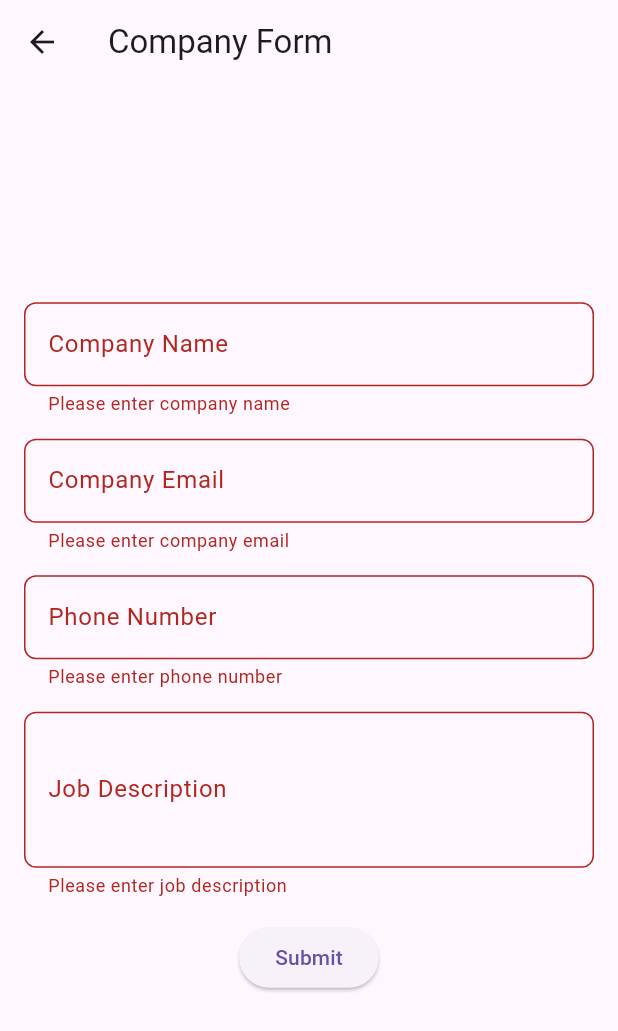
After one commit to jayhoio/sunil-resume, a Flutter app: the FormPage screen opened directly, after a tap on "Submit", on a phone screen of 412 x 824 dp. The commit adds this screen. Shown: the top 1031 px of the screen. Run offline on Flutter 3.47's test engine with Material 3 defaults, Android fonts, the light colour scheme and no system bars.

Commit message:
added form

```diff
--- /dev/null
+++ b/lib/form.dart
@@ -0,0 +1,128 @@
+import 'package:flutter/material.dart';
+
+class FormPage extends StatefulWidget {
+  const FormPage({super.key});
+
+  @override
+  _FormPageState createState() => _FormPageState();
+}
+
+class _FormPageState extends State<FormPage> {
+  final _formKey = GlobalKey<FormState>();
+  String _companyName = '';
+  String _companyEmail = '';
+  String _phoneNumber = '';
+  String _jobDescription = '';
+
+  void _submitForm() {
+    if (_formKey.currentState!.validate()) {
+      // If the form is valid, display a Snack bar.
+      ScaffoldMessenger.of(context).showSnackBar(
+        const SnackBar(content: Text('Processing Data')),
+      );
+    }
+  }
+
+  @override
+  Widget build(BuildContext context) {
+    return Scaffold(
+      appBar: AppBar(
+        title: const Text('Company Form'),
+      ),
+      body: SafeArea(
+        child: Center(
+          child: Container(
+            constraints: const BoxConstraints(maxWidth: 677),
+            child: Form(
+              key: _formKey,
+              child: SingleChildScrollView(
+                padding: const EdgeInsets.symmetric(
+                    horizontal: 16.0, vertical: 20.0),
+                child: Column(
+                  crossAxisAlignment: CrossAxisAlignment.start,
+                  children: <Widget>[
+                    TextFormField(
+                      decoration: InputDecoration(
+                        labelText: 'Company Name',
+                        border: OutlineInputBorder(
+                            borderRadius: BorderRadius.circular(8)),
+                      ),
+                      validator: (value) {
+                        if (value == null || value.isEmpty) {
+                          return 'Please enter company name';
+                        }
+                        return null;
+                      },
+                      onSaved: (value) => _companyName = value!,
+                    ),
+                    const SizedBox(height: 15),
+                    TextFormField(
+                      decoration: InputDecoration(
+                        labelText: 'Company Email',
+                        border: OutlineInputBorder(
+                            borderRadius: BorderRadius.circular(8)),
+                      ),
+                      keyboardType: TextInputType.emailAddress,
+                      validator: (value) {
+                        if (value == null || value.isEmpty) {
+                          return 'Please enter company email';
+                        }
+                        if (!value.contains('@')) {
+                          return 'Please enter a valid email address';
+                        }
+                        return null;
+                      },
+                      onSaved: (value) => _companyEmail = value!,
+                    ),
+                    const SizedBox(height: 15),
+                    TextFormField(
+                      decoration: InputDecoration(
+                        labelText: 'Phone Number',
+                        border: OutlineInputBorder(
+                            borderRadius: BorderRadius.circular(8)),
+                      ),
+                      keyboardType: TextInputType.phone,
+                      validator: (value) {
+                        if (value == null || value.isEmpty) {
+                          return 'Please enter phone number';
+                        }
+                        return null;
+                      },
+                      onSaved: (value) => _phoneNumber = value!,
+                    ),
+                    const SizedBox(height: 15),
+                    TextFormField(
+                      decoration: InputDecoration(
+                        labelText: 'Job Description',
+                        border: OutlineInputBorder(
+                            borderRadius: BorderRadius.circular(8)),
+                      ),
+                      maxLines: 3,
+                      keyboardType: TextInputType.multiline,
+                      validator: (value) {
+                        if (value == null || value.isEmpty) {
+                          return 'Please enter job description';
+                        }
+                        return null;
+                      },
+                      onSaved: (value) => _jobDescription = value!,
+                    ),
+                    Center(
+                      child: Padding(
+                        padding: const EdgeInsets.symmetric(vertical: 16.0),
+                        child: ElevatedButton(
+                          onPressed: _submitForm,
+                          child: const Text('Submit'),
+                        ),
+                      ),
+                    ),
+                  ],
+                ),
+              ),
+            ),
+          ),
+        ),
+      ),
+    );
+  }
+}
--- a/lib/my_app.dart
+++ b/lib/my_app.dart
@@ -11,10 +11,14 @@ class MyApp extends StatefulWidget {
 class _MyAppState extends State<MyApp> {
   @override
   Widget build(BuildContext context) {
-    return  MaterialApp(
+    return MaterialApp(
       title: "Sunil Nayak",
       debugShowCheckedModeBanner: false,
       themeMode: ThemeMode.system,
+      theme: ThemeData(
+        primarySwatch: Colors.blue,
+        visualDensity: VisualDensity.adaptivePlatformDensity,
+      ),
       darkTheme: ThemeData(brightness: Brightness.dark),
       home: const Resume(),
     );
--- a/lib/resume.dart
+++ b/lib/resume.dart
@@ -1,4 +1,5 @@
 import 'package:flutter/material.dart';
+import 'package:sunil/form.dart';
 import 'package:url_launcher/url_launcher.dart';
 
 class Resume extends StatefulWidget {
@@ -23,7 +24,7 @@ class _ResumeState extends State<Resume> {
           child: SingleChildScrollView(
         child: Center(
           child: Container(
-            padding: const EdgeInsets.only(left: 20,right: 20),
+            padding: const EdgeInsets.only(left: 20, right: 20),
             constraints: const BoxConstraints(maxWidth: 768),
             child: Column(
               crossAxisAlignment: CrossAxisAlignment.center,
@@ -161,7 +162,19 @@ class _ResumeState extends State<Resume> {
                     "Implemented provisioning and role sod policies to prevent toxic combinations of entitlements and roles."),
                 bulletedText(
                     "Worked on Role Based Access Control (RBAC) to assign roles based on user responsibilities. Followed the principle of least privileged access control."),
-                const SizedBox(height: 50)
+                const SizedBox(height: 20),
+                ElevatedButton.icon(
+                  onPressed: () {
+                    Navigator.push(
+                        context,
+                        MaterialPageRoute(
+                          builder: (context) => FormPage(),
+                        ));
+                  },
+                  icon: const Icon(Icons.handshake_outlined),
+                  label: const Text("Let's Connect"),
+                ),
+                const SizedBox(height: 50),
               ],
             ),
           ),
```
